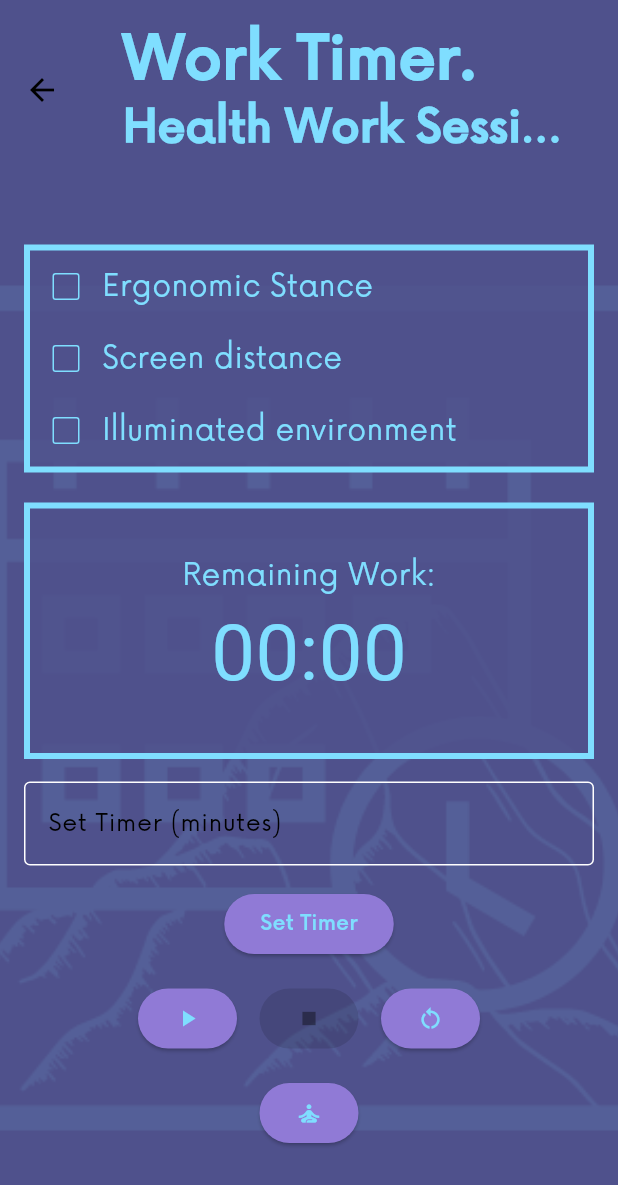
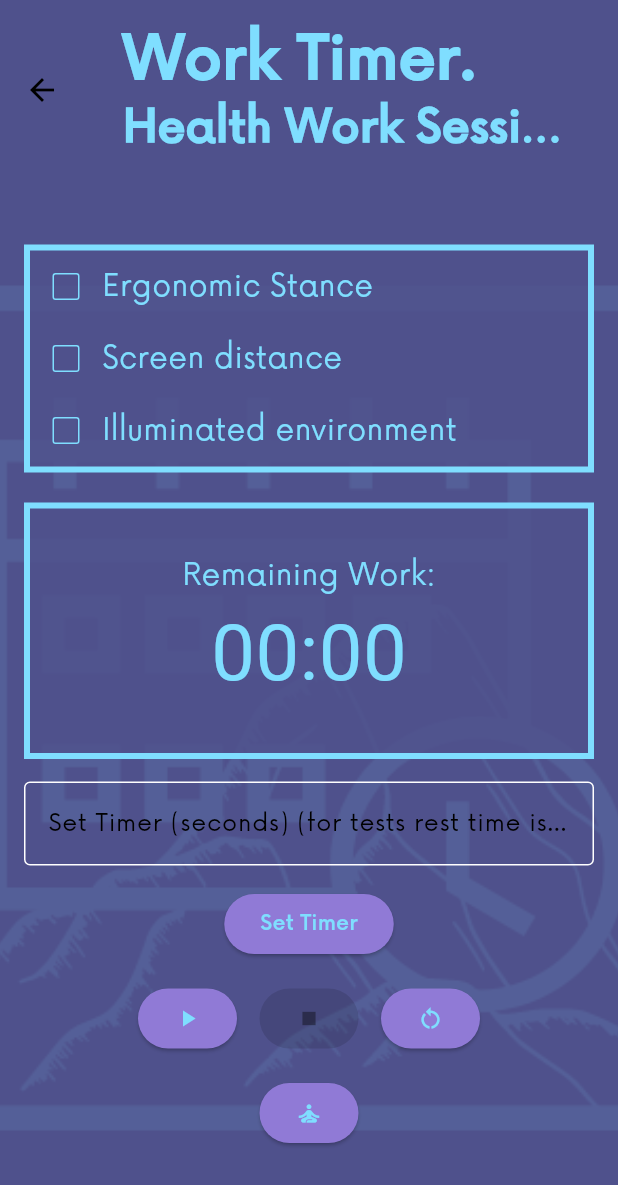
Before and after one commit to Jabrocki/HackYeah, a Flutter app: the WorkPage screen opened directly, on a phone screen of 412 x 824 dp. Shown: the top 1185 px of the screen. Run offline on Flutter 3.47's test engine with Material 3 defaults, Android fonts, the phone set to English and light mode, and no system bars; our stand-ins replace flutter_dotenv; missing offline and left inert: dart:ffi, dart_eval, flutter_popup_card, function_tree; Roboto replaces fonts that are missing (Now-Black).

Commit message:
last szlif

```diff
--- a/lib/appState/mainAppState.dart
+++ b/lib/appState/mainAppState.dart
@@ -173,7 +173,7 @@ class MainAppState extends ChangeNotifier {
     else if (_isRunning || !isEveryBoxChecked()) {
       return;
     }
-    settedTime = seconds * 60;
+    settedTime = seconds * 1;
     _remainingTime = settedTime;
     notifyListeners();
   }
@@ -190,7 +190,7 @@ class MainAppState extends ChangeNotifier {
       } else if (_remainingTime == 0 && _currentState == 1){
         //start break instruction
         _currentState = 0;
-        _remainingTime = 300;
+        _remainingTime = 4;
       } else if (_remainingTime > 0 && _currentState == 0) {
         _remainingTime--;
         notifyListeners();
--- a/lib/layouts/workPage.dart
+++ b/lib/layouts/workPage.dart
@@ -159,7 +159,7 @@ class _WorkPageState extends State<WorkPage> {
         controller: _timeController,
         keyboardType: TextInputType.number,
         decoration: const InputDecoration(
-          labelText: 'Set Timer (minutes)',
+          labelText: 'Set Timer (seconds) (for tests rest time is 4 seconds)',
           border: OutlineInputBorder(),
         ),
       ),
@@ -187,7 +187,9 @@ class _WorkPageState extends State<WorkPage> {
 }
 
   Widget _buildSetTimerButton(MainAppState appState) {
-  return ElevatedButton(
+  return Tooltip(
+    message: 'complete check list to set timer',
+    child: ElevatedButton(
       onPressed: () {
         // Get the input from the controller
         final String? input = _timeController.text;
@@ -204,6 +206,7 @@ class _WorkPageState extends State<WorkPage> {
                   backgroundColor: Theme.of(context).colorScheme.secondary,
         ),
       child: const Text('Set Timer'),
+    ),
   );
 }
 
@@ -212,10 +215,10 @@ class _WorkPageState extends State<WorkPage> {
       message: 'Start Timer',
       child: ElevatedButton(
         onPressed: appState.isRunning ? null : appState.startSession,
-        child: const Icon(Icons.play_arrow),
         style: ElevatedButton.styleFrom(
                 backgroundColor: Theme.of(context).colorScheme.secondary,
       ),
+        child: const Icon(Icons.play_arrow),
     ));
   }
 
@@ -224,10 +227,10 @@ class _WorkPageState extends State<WorkPage> {
       message: 'Stop Timer',
       child: ElevatedButton(
         onPressed: appState.isRunning ? appState.stopTimer : null,
-        child: const Icon(Icons.stop),
         style: ElevatedButton.styleFrom(
                 backgroundColor: Theme.of(context).colorScheme.secondary,
       ),
+        child: const Icon(Icons.stop),
       ),
     );
   }
@@ -237,10 +240,10 @@ class _WorkPageState extends State<WorkPage> {
       message: 'Reset Timer',
       child: ElevatedButton(
         onPressed: appState.resetTimer,
-        child: const Icon(Icons.restart_alt),
         style: ElevatedButton.styleFrom(
                 backgroundColor: Theme.of(context).colorScheme.secondary,
       ),
+        child: const Icon(Icons.restart_alt),
       ),
     );
   }
@@ -250,16 +253,18 @@ class _WorkPageState extends State<WorkPage> {
       message: 'Reset Session Counter',
       child: ElevatedButton(
         onPressed: appState.resetSessions,
-        child: const Icon(Icons.self_improvement),
         style: ElevatedButton.styleFrom(
                 backgroundColor: Theme.of(context).colorScheme.secondary,
       ),
+        child: const Icon(Icons.self_improvement),
       ),
     );
   }
 
   Widget _buildSessionIcons(MainAppState appState) {
-    return Row(
+    return Tooltip(
+      message: 'done sessions: ${appState.completedSessions}',
+      child: Row(
         mainAxisAlignment: MainAxisAlignment.center,
         children: List.generate(appState.completedSessions, (index) {
           return const Padding(
@@ -267,6 +272,7 @@ class _WorkPageState extends State<WorkPage> {
             child: Icon(Icons.check_circle, color: Colors.green),
             );
         }),
+      ),
     );
   }
 }
```
Lines whose indentation alone changed are shown as unchanged.
